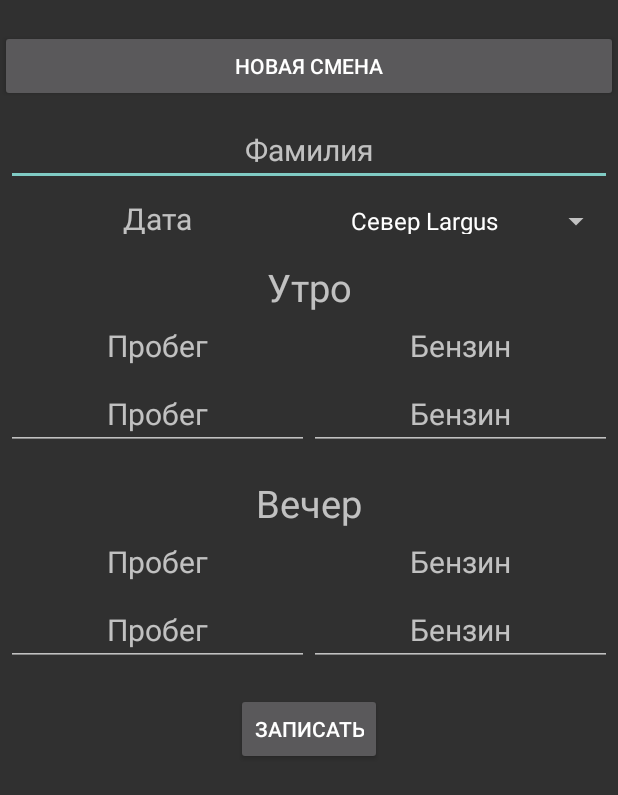
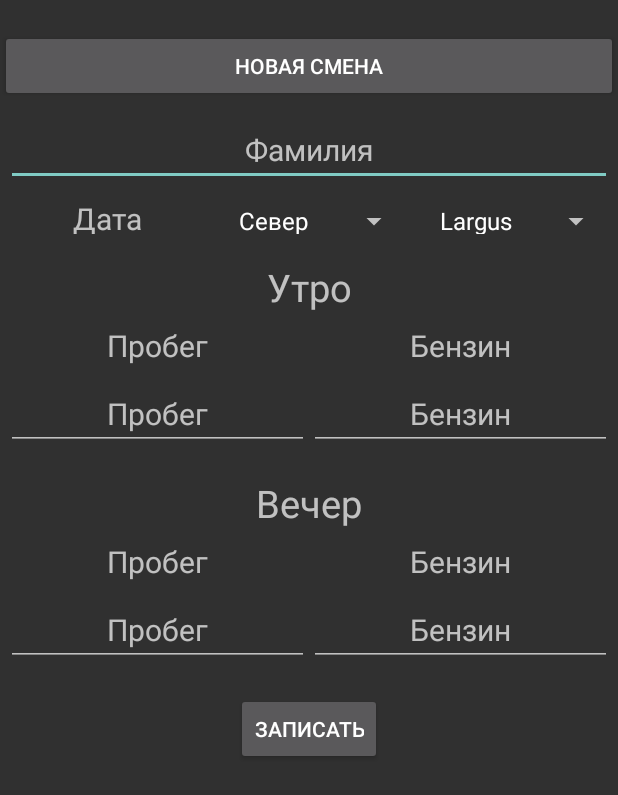
Before and after one commit to parsiphall/LoganShopDriverHelper, an Android app: the layout fragment_shift.xml on its own in the app's theme, with its tools: preview values and no code run, on a phone screen of 412 x 824 dp. Shown: the top 795 px of the screen. Run offline under Robolectric (Android 15) with nearby library versions, the phone set to English and light mode, and no system bars.

Commit message:
version 0.1.4 -fix: total recycler out of screen -add: new car -add: regions

```diff
--- a/app/build.gradle
+++ b/app/build.gradle
@@ -12,8 +12,8 @@ android {
         applicationId "com.parsiphal.loganshopdriverhelper"
         minSdkVersion 15
         targetSdkVersion 28
-        versionCode 3
-        versionName "0.1.3"
+        versionCode 4
+        versionName "0.1.4"
         testInstrumentationRunner "android.support.test.runner.AndroidJUnitRunner"
     }
     buildTypes {
--- a/app/src/main/java/com/parsiphal/loganshopdriverhelper/fragments/ShiftFragment.kt
+++ b/app/src/main/java/com/parsiphal/loganshopdriverhelper/fragments/ShiftFragment.kt
@@ -31,6 +31,8 @@ class ShiftFragment : MvpAppCompatFragment() {
             try {
                 prefs.family = shift_family_editText.text.toString()
                 prefs.date = shift_date.text.toString()
+                prefs.region = shift_region_spinner.selectedItem.toString()
+                prefs.regionPosition = shift_region_spinner.selectedItemPosition
                 prefs.car = shift_car_spinner.selectedItem.toString()
                 prefs.carPosition = shift_car_spinner.selectedItemPosition
                 prefs.morningODO = shift_odo_morning.text.toString().toInt()
@@ -63,6 +65,7 @@ class ShiftFragment : MvpAppCompatFragment() {
     private fun getData() {
         shift_family_editText.setText(prefs.family)
         shift_date.text = prefs.date
+        shift_region_spinner.setSelection(prefs.regionPosition!!)
         shift_car_spinner.setSelection(prefs.carPosition!!)
         shift_odo_morning.setText(prefs.morningODO!!.toString())
         shift_fuel_morning.setText(prefs.morningFuel!!.toString())
--- a/app/src/main/java/com/parsiphal/loganshopdriverhelper/fragments/TotalDayFragment.kt
+++ b/app/src/main/java/com/parsiphal/loganshopdriverhelper/fragments/TotalDayFragment.kt
@@ -73,7 +73,8 @@ class TotalDayFragment : MvpAppCompatFragment() {
 
     private fun setData() {
         Thread.sleep(1000)
-        day_car_textView.text = prefs.car
+        val car = "${prefs.region} - ${prefs.car}"
+        day_car_textView.text = car
         day_date_textView.text = prefs.date
         day_morning_odo_textView.text = prefs.morningODO.toString()
         day_evening_odo_textView.text = prefs.eveningODO.toString()
@@ -198,7 +199,8 @@ class TotalDayFragment : MvpAppCompatFragment() {
 
     private fun saveData() = GlobalScope.launch {
         total.dayOrMonth = 0
-        total.carModel = prefs.car!!
+        val car = "${prefs.region} - ${prefs.car}"
+        total.carModel = car
         total.date = prefs.date!!
         total.morningODO = prefs.morningODO!!
         total.eveningODO = prefs.eveningODO!!
--- a/app/src/main/java/com/parsiphal/loganshopdriverhelper/fragments/TotalMonthFragment.kt
+++ b/app/src/main/java/com/parsiphal/loganshopdriverhelper/fragments/TotalMonthFragment.kt
@@ -297,12 +297,18 @@ class TotalMonthFragment : MvpAppCompatFragment() {
                 "${resources.getString(R.string.shiftsValue)} ${month_total_shifts_value_textView.text}\n" +
                 "${resources.getString(R.string.deliveryValue)} ${month_total_delivery_value_textView.text}\n" +
                 "${resources.getString(R.string.totalMoney)} ${month_total_money_textView.text}\n" +
+                "${resources.getString(R.string.cash)} ${month_total_cash_textView.text}\n" +
+                "${resources.getString(R.string.card)} ${month_total_card_textView.text}\n" +
                 "${resources.getString(R.string.logan_divider)}\n" +
                 "${resources.getString(R.string.deliveryValue)} ${month_total_delivery_value_logan_textView.text}\n" +
                 "${resources.getString(R.string.money)} ${month_logan_money_textView.text}\n" +
+                "${resources.getString(R.string.cash)} ${month_logan_cash_textView.text}\n" +
+                "${resources.getString(R.string.card)} ${month_logan_card_textView.text}\n" +
                 "${resources.getString(R.string.vesta_divider)}\n" +
                 "${resources.getString(R.string.deliveryValue)} ${month_total_delivery_value_vesta_textView.text}\n" +
                 "${resources.getString(R.string.money)} ${month_vesta_money_textView.text}\n" +
+                "${resources.getString(R.string.cash)} ${month_vesta_cash_textView.text}\n" +
+                "${resources.getString(R.string.card)} ${month_vesta_card_textView.text}\n" +
                 "${resources.getString(R.string.salary)} ${month_salary_textView.text}"
         val sendIntent = Intent()
         sendIntent.action = Intent.ACTION_SEND
--- a/app/src/main/res/layout/fragment_shift.xml
+++ b/app/src/main/res/layout/fragment_shift.xml
@@ -37,12 +37,14 @@
                     android:textAlignment="center"
                     android:hint="@string/date"/>
             <Spinner
+                    android:textAlignment="center"
+                    style="@style/shiftSpinner"
+                    android:id="@+id/shift_region_spinner"
+                    android:entries="@array/region"/>
+            <Spinner
+                    android:textAlignment="center"
+                    style="@style/shiftSpinner"
                     android:id="@+id/shift_car_spinner"
-                    android:textAlignment="center"
-                    android:layout_weight="1"
-                    android:textSize="20sp"
-                    android:layout_width="0dp"
-                    android:layout_height="wrap_content"
                     android:entries="@array/cars"/>
         </LinearLayout>
         <LinearLayout
--- a/app/src/main/res/layout/fragment_total.xml
+++ b/app/src/main/res/layout/fragment_total.xml
@@ -43,9 +43,11 @@
             android:id="@+id/total_recycler"
             android:layout_width="match_parent"
             android:layout_height="wrap_content"
-            android:layout_below="@id/total_top"/>
+            android:layout_below="@id/total_top"
+            android:layout_above="@id/total_buttons"/>
 
     <LinearLayout
+            android:id="@+id/total_buttons"
             android:layout_width="match_parent"
             android:layout_height="wrap_content"
             android:layout_marginBottom="?attr/actionBarSize"
--- a/app/src/main/res/values/strings.xml
+++ b/app/src/main/res/values/strings.xml
@@ -50,11 +50,17 @@
     <string name="dollar">$</string>
     <string name="share">Отправить</string>
 
+    <string-array name="region">
+        <item>Север</item>
+        <item>Юг</item>
+        <item>Зона 1</item>
+        <item>Зона 2</item>
+        <item>Зона 3</item>
+    </string-array>
     <string-array name="cars">
-        <item>Север Largus</item>
-        <item>Юг Largus</item>
-        <item>Север X-Ray</item>
-        <item>Юг X-Ray</item>
+        <item>Largus</item>
+        <item>X-Ray</item>
+        <item>Sandero</item>
     </string-array>
     <string-array name="work_type">
         <item>Доставка</item>
--- a/app/src/main/res/values/styles.xml
+++ b/app/src/main/res/values/styles.xml
@@ -30,6 +30,13 @@
         <item name="android:layout_height">wrap_content</item>
         <item name="android:textSize">20sp</item>
         <item name="android:gravity">center</item>
+    </style>
+    <style name="shiftSpinner">
+        <item name="android:layout_weight">1</item>
+        <item name="android:layout_width">0dp</item>
+        <item name="android:layout_height">wrap_content</item>
+        <item name="android:gravity">center</item>
+        <item name="android:textSize">20sp</item>
     </style>
         <!-- New delivery fragment styles -->
     <style name="newDeliveryLinearLayout">
--- a/build.gradle
+++ b/build.gradle
@@ -8,7 +8,7 @@ buildscript {
 
     }
     dependencies {
-        classpath 'com.android.tools.build:gradle:3.4.0'
+        classpath 'com.android.tools.build:gradle:3.4.1'
         classpath "org.jetbrains.kotlin:kotlin-gradle-plugin:$kotlin_version"
         // NOTE: Do not place your application dependencies here; they belong
         // in the individual module build.gradle files
```
Also changed, not shown: app/src/main/java/com/parsiphal/loganshopdriverhelper/data/Preferences.kt (+10 -0 lines).
